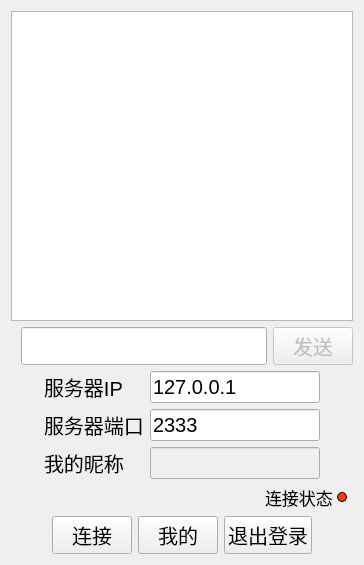
xzajyjs/QT_Chat, file src/ChatClient/clientdialog.ui: the form before one commit.
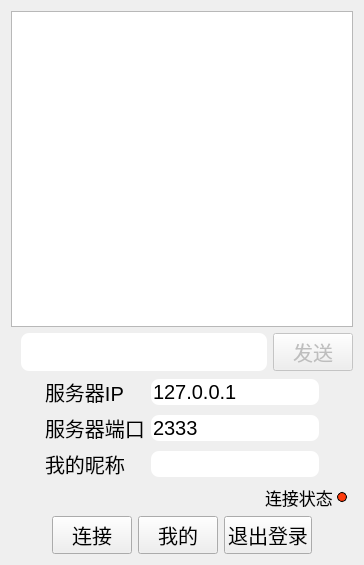
The form after the commit.

The edit to the form file:
```diff
--- a/src/ChatClient/clientdialog.ui
+++ b/src/ChatClient/clientdialog.ui
@@ -18,6 +18,12 @@
   <property name="windowTitle">
    <string>聊天室客户端</string>
   </property>
+  <property name="styleSheet">
+   <string notr="true">QLineEdit{
+border-radius:8px;
+}
+</string>
+  </property>
   <layout class="QVBoxLayout" name="verticalLayout">
    <item>
     <widget class="QListWidget" name="listWidget"/>
```
